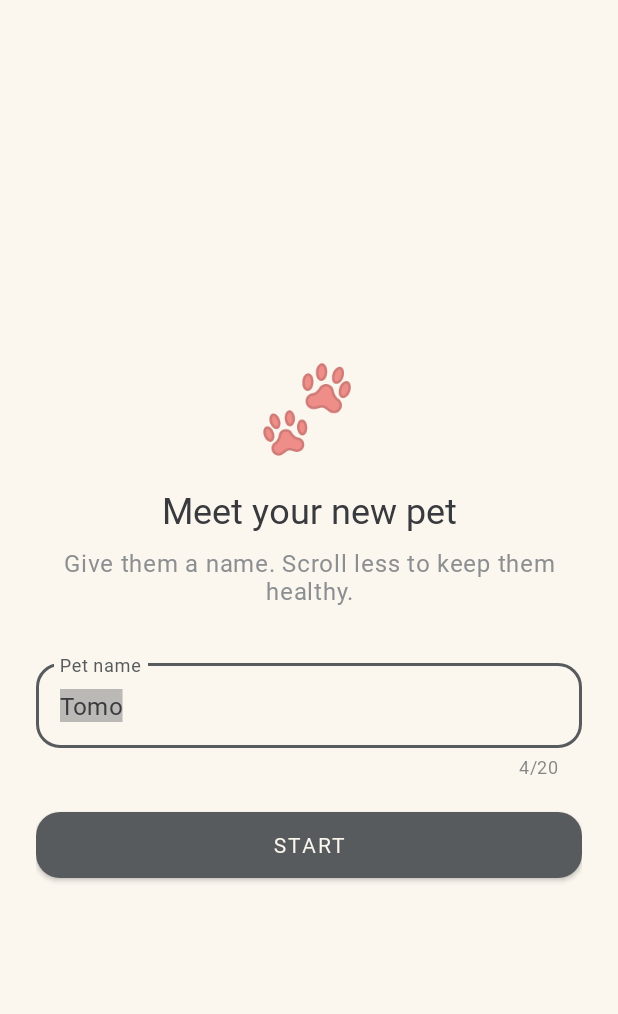
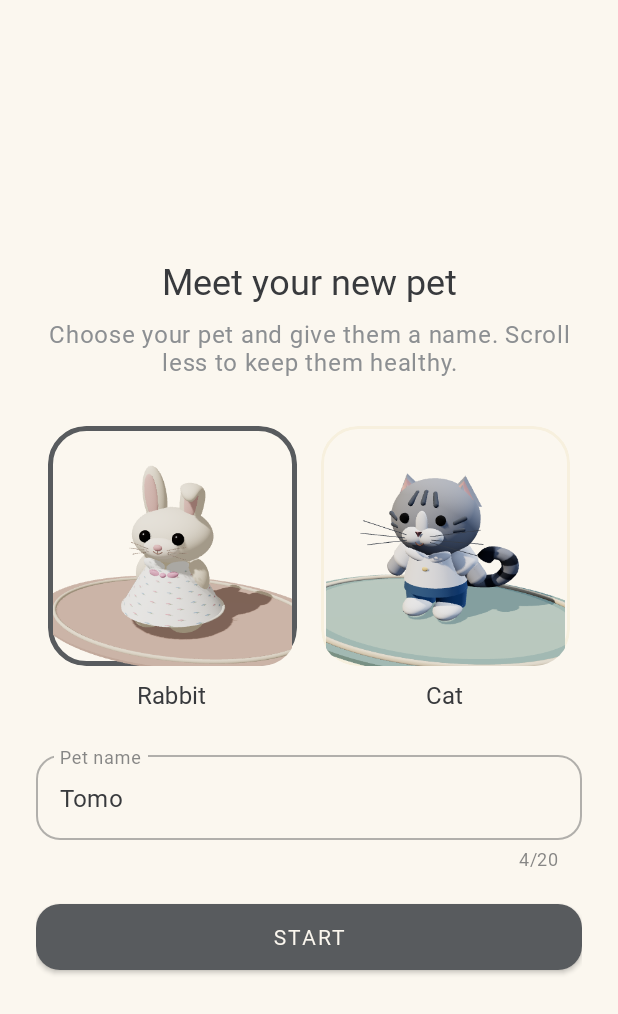
Before and after one commit to Hal0g3n/tomodoom, an Android app: the screen it shows after launch (OnboardingActivity), on a phone screen of 412 x 824 dp. Shown: the top 1014 px of the screen. Run offline under Robolectric (Android 15) with nearby library versions, the phone set to English and light mode, and no system bars; pictures from the network do not load.

Commit message:
feat(onboarding): choose the pet from portrait cards
- Onboarding shows every PetSpecies as a portrait card in a two-column
  grid above the name field; the selection is UI state in
  OnboardingViewModel (survives rotation) and is saved with the name by
  completeOnboarding(name, species).
- tools/maniengine/thumbnails.html also renders each PETS pet whole;
  make_thumbnails.py writes them as thumb_pet_<id>.png (existing item
  thumbnails regenerate byte-identical).
- New PetPortraits (species → portrait/name) with PetPortraitsTest,
  PetChoiceAdapter, item_pet_choice.xml, bg_pet_choice.xml. The paw
  emoji header is removed.
- CLAUDE.md: package map, resources, §5.1 thumbnails, §8 step 0, §9.

Co-Authored-By: Claude Opus 5.5 <noreply@anthropic.com>

```diff
--- a/app/src/main/java/com/example/tomodoom/ui/onboarding/OnboardingActivity.java
+++ b/app/src/main/java/com/example/tomodoom/ui/onboarding/OnboardingActivity.java
@@ -18,7 +18,7 @@ import com.example.tomodoom.model.PetNames;
 import com.example.tomodoom.viewmodel.OnboardingViewModel;
 
 /**
- * Launcher activity. On the first launch it asks the user to name their pet, then opens
+ * Launcher activity. On the first launch it asks the user to choose and name their pet, then opens
  * {@link MainActivity}. Once onboarding is complete it forwards straight to
  * {@link MainActivity} without showing anything.
  */
@@ -39,6 +39,11 @@ public class OnboardingActivity extends AppCompatActivity {
 
         binding = ActivityOnboardingBinding.inflate(getLayoutInflater());
         setContentView(binding.getRoot());
+
+        PetChoiceAdapter choices = new PetChoiceAdapter(viewModel.getSpecies(),
+                viewModel::selectSpecies);
+        binding.petChoices.setAdapter(choices);
+        viewModel.getSelectedSpecies().observe(this, choices::setSelected);
 
         binding.petNameLayout.setCounterMaxLength(PetNames.MAX_LENGTH);
         if (savedInstanceState == null) {
--- /dev/null
+++ b/app/src/main/java/com/example/tomodoom/ui/onboarding/PetChoiceAdapter.java
@@ -0,0 +1,105 @@
+package com.example.tomodoom.ui.onboarding;
+
+import android.view.LayoutInflater;
+import android.view.ViewGroup;
+
+import androidx.annotation.NonNull;
+import androidx.annotation.Nullable;
+import androidx.recyclerview.widget.RecyclerView;
+
+import com.example.tomodoom.databinding.ItemPetChoiceBinding;
+
+import java.util.List;
+import java.util.Objects;
+
+/** The pet portrait cards on the onboarding screen; the chosen species' card is selected. */
+final class PetChoiceAdapter extends RecyclerView.Adapter<PetChoiceAdapter.ChoiceHolder> {
+
+    /** Called with the tapped card's species ID. */
+    interface OnSpeciesClickListener {
+        void onSpeciesClick(@NonNull String species);
+    }
+
+    private static final Object PAYLOAD_SELECTION = new Object();
+
+    @NonNull
+    private final List<String> species;
+    @NonNull
+    private final OnSpeciesClickListener listener;
+    @Nullable
+    private String selected;
+
+    PetChoiceAdapter(@NonNull List<String> species, @NonNull OnSpeciesClickListener listener) {
+        this.species = species;
+        this.listener = listener;
+    }
+
+    /** Moves the selection ring to {@code id} without rebinding the images. */
+    void setSelected(@Nullable String id) {
+        if (Objects.equals(selected, id)) {
+            return;
+        }
+        int previous = species.indexOf(selected);
+        selected = id;
+        if (previous >= 0) {
+            notifyItemChanged(previous, PAYLOAD_SELECTION);
+        }
+        int next = species.indexOf(id);
+        if (next >= 0) {
+            notifyItemChanged(next, PAYLOAD_SELECTION);
+        }
+    }
+
+    @NonNull
+    @Override
+    public ChoiceHolder onCreateViewHolder(@NonNull ViewGroup parent, int viewType) {
+        ItemPetChoiceBinding binding = ItemPetChoiceBinding.inflate(
+                LayoutInflater.from(parent.getContext()), parent, false);
+        binding.portrait.setClipToOutline(true); // keep the image inside the rounded card
+        return new ChoiceHolder(binding);
+    }
+
+    @Override
+    public void onBindViewHolder(@NonNull ChoiceHolder holder, int position) {
+        String id = species.get(position);
+        holder.binding.portrait.setImageResource(PetPortraits.portraitFor(id));
+        int name = PetPortraits.nameFor(id);
+        if (name != 0) {
+            holder.binding.name.setText(name);
+        } else {
+            holder.binding.name.setText(id);
+        }
+        holder.binding.choice.setOnClickListener(v -> listener.onSpeciesClick(id));
+        bindSelection(holder, position);
+    }
+
+    @Override
+    public void onBindViewHolder(@NonNull ChoiceHolder holder, int position,
+                                 @NonNull List<Object> payloads) {
+        if (payloads.isEmpty()) {
+            onBindViewHolder(holder, position);
+        } else {
+            bindSelection(holder, position);
+        }
+    }
+
+    private void bindSelection(@NonNull ChoiceHolder holder, int position) {
+        holder.binding.choice.setSelected(species.get(position).equals(selected));
+    }
+
+    @Override
+    public int getItemCount() {
+        return species.size();
+    }
+
+    static final class ChoiceHolder extends RecyclerView.ViewHolder {
+
+        @NonNull
+        final ItemPetChoiceBinding binding;
+
+        ChoiceHolder(@NonNull ItemPetChoiceBinding binding) {
+            super(binding.getRoot());
+            this.binding = binding;
+        }
+    }
+}
--- /dev/null
+++ b/app/src/main/java/com/example/tomodoom/ui/onboarding/PetPortraits.java
@@ -0,0 +1,43 @@
+package com.example.tomodoom.ui.onboarding;
+
+import androidx.annotation.DrawableRes;
+import androidx.annotation.NonNull;
+import androidx.annotation.StringRes;
+
+import com.example.tomodoom.R;
+
+/**
+ * Maps {@link com.example.tomodoom.model.PetSpecies} IDs to their onboarding portrait and display
+ * name. The portraits are rendered from the pet models by {@code tools/maniengine/make_thumbnails.py}.
+ */
+final class PetPortraits {
+
+    private PetPortraits() {
+    }
+
+    /** @return the portrait for {@code species}, or 0 if it has none. */
+    @DrawableRes
+    static int portraitFor(@NonNull String species) {
+        switch (species) {
+            case "rabbit":
+                return R.drawable.thumb_pet_rabbit;
+            case "cat":
+                return R.drawable.thumb_pet_cat;
+            default:
+                return 0;
+        }
+    }
+
+    /** @return the display name for {@code species}, or 0 if it has none. */
+    @StringRes
+    static int nameFor(@NonNull String species) {
+        switch (species) {
+            case "rabbit":
+                return R.string.pet_species_rabbit;
+            case "cat":
+                return R.string.pet_species_cat;
+            default:
+                return 0;
+        }
+    }
+}
--- a/app/src/main/java/com/example/tomodoom/viewmodel/OnboardingViewModel.java
+++ b/app/src/main/java/com/example/tomodoom/viewmodel/OnboardingViewModel.java
@@ -2,19 +2,47 @@ package com.example.tomodoom.viewmodel;
 
 import androidx.annotation.NonNull;
 import androidx.annotation.Nullable;
+import androidx.lifecycle.LiveData;
+import androidx.lifecycle.MutableLiveData;
 import androidx.lifecycle.ViewModel;
 
 import com.example.tomodoom.model.PetNames;
+import com.example.tomodoom.model.PetSpecies;
 import com.example.tomodoom.repository.PetStateRepository;
 
-/** ViewModel for the first-launch onboarding screen, where the user names their pet. */
+import java.util.List;
+
+/** ViewModel for the first-launch onboarding screen, where the user picks and names their pet. */
 public class OnboardingViewModel extends ViewModel {
 
     @NonNull
     private final PetStateRepository petStateRepository;
+    /** UI state: the species card currently selected (main thread only). */
+    @NonNull
+    private final MutableLiveData<String> selectedSpecies;
 
     public OnboardingViewModel(@NonNull PetStateRepository petStateRepository) {
         this.petStateRepository = petStateRepository;
+        this.selectedSpecies = new MutableLiveData<>(
+                petStateRepository.getCurrentState().getPetSpecies());
+    }
+
+    /** @return every pet the user can choose, in display order. */
+    @NonNull
+    public List<String> getSpecies() {
+        return PetSpecies.ALL;
+    }
+
+    @NonNull
+    public LiveData<String> getSelectedSpecies() {
+        return selectedSpecies;
+    }
+
+    /** Selects {@code species}; unknown IDs are ignored. Main thread only. */
+    public void selectSpecies(@Nullable String species) {
+        if (PetSpecies.isValid(species)) {
+            selectedSpecies.setValue(species);
+        }
     }
 
     public boolean isOnboardingComplete() {
@@ -33,7 +61,7 @@ public class OnboardingViewModel extends ViewModel {
     }
 
     /**
-     * Saves the name and completes onboarding.
+     * Saves the name and the selected species and completes onboarding.
      *
      * @return {@code false} (and saves nothing) if the name is invalid.
      */
@@ -42,7 +70,7 @@ public class OnboardingViewModel extends ViewModel {
         if (normalized == null) {
             return false;
         }
-        petStateRepository.completeOnboarding(normalized);
+        petStateRepository.completeOnboarding(normalized, selectedSpecies.getValue());
         return true;
     }
 }
--- /dev/null
+++ b/app/src/main/res/drawable/bg_pet_choice.xml
@@ -0,0 +1,22 @@
+<?xml version="1.0" encoding="utf-8"?>
+<!-- Pet portrait card on the onboarding screen: the chosen pet gets a heavier, darker ring. -->
+<selector xmlns:android="http://schemas.android.com/apk/res/android">
+    <item android:state_selected="true">
+        <shape android:shape="rectangle">
+            <corners android:radius="24dp" />
+            <solid android:color="@color/accessory_circle_background" />
+            <stroke
+                android:width="3dp"
+                android:color="@color/accessory_circle_stroke_selected" />
+        </shape>
+    </item>
+    <item>
+        <shape android:shape="rectangle">
+            <corners android:radius="24dp" />
+            <solid android:color="@color/accessory_circle_background" />
+            <stroke
+                android:width="2dp"
+                android:color="@color/accessory_circle_stroke" />
+        </shape>
+    </item>
+</selector>
--- a/app/src/main/res/layout/activity_onboarding.xml
+++ b/app/src/main/res/layout/activity_onboarding.xml
@@ -1,5 +1,5 @@
 <?xml version="1.0" encoding="utf-8"?>
-<!-- First-launch onboarding: name the pet. Colours come from the theme (CLAUDE.md §6.3). -->
+<!-- First-launch onboarding: choose a pet and name it. Colours come from the theme (CLAUDE.md §6.3). -->
 <ScrollView xmlns:android="http://schemas.android.com/apk/res/android"
     xmlns:app="http://schemas.android.com/apk/res-auto"
     xmlns:tools="http://schemas.android.com/tools"
@@ -19,14 +19,6 @@
             android:layout_width="match_parent"
             android:layout_height="wrap_content"
             android:gravity="center"
-            android:text="@string/onboarding_emoji"
-            android:textSize="56sp" />
-
-        <TextView
-            android:layout_width="match_parent"
-            android:layout_height="wrap_content"
-            android:layout_marginTop="16dp"
-            android:gravity="center"
             android:text="@string/onboarding_title"
             android:textAppearance="?attr/textAppearanceHeadline5"
             android:textColor="?android:attr/textColorPrimary" />
@@ -40,12 +32,24 @@
             android:textAppearance="?attr/textAppearanceBody1"
             android:textColor="?android:attr/textColorSecondary" />
 
+        <androidx.recyclerview.widget.RecyclerView
+            android:id="@+id/pet_choices"
+            android:layout_width="match_parent"
+            android:layout_height="wrap_content"
+            android:layout_marginTop="24dp"
+            android:nestedScrollingEnabled="false"
+            android:overScrollMode="never"
+            app:layoutManager="androidx.recyclerview.widget.GridLayoutManager"
+            app:spanCount="2"
+            tools:itemCount="2"
+            tools:listitem="@layout/item_pet_choice" />
+
         <com.google.android.material.textfield.TextInputLayout
             android:id="@+id/pet_name_layout"
             style="@style/Widget.MaterialComponents.TextInputLayout.OutlinedBox"
             android:layout_width="match_parent"
             android:layout_height="wrap_content"
-            android:layout_marginTop="32dp"
+            android:layout_marginTop="16dp"
             android:hint="@string/onboarding_name_hint"
             app:boxCornerRadiusBottomEnd="16dp"
             app:boxCornerRadiusBottomStart="16dp"
--- /dev/null
+++ b/app/src/main/res/layout/item_pet_choice.xml
@@ -0,0 +1,34 @@
+<?xml version="1.0" encoding="utf-8"?>
+<!-- One pet on the onboarding screen: its portrait and name. The adapter fills both in. -->
+<LinearLayout xmlns:android="http://schemas.android.com/apk/res/android"
+    xmlns:tools="http://schemas.android.com/tools"
+    android:id="@+id/choice"
+    android:layout_width="match_parent"
+    android:layout_height="wrap_content"
+    android:foreground="?attr/selectableItemBackground"
+    android:clickable="true"
+    android:focusable="true"
+    android:gravity="center_horizontal"
+    android:orientation="vertical"
+    android:padding="8dp">
+
+    <ImageView
+        android:id="@+id/portrait"
+        android:layout_width="match_parent"
+        android:layout_height="160dp"
+        android:background="@drawable/bg_pet_choice"
+        android:contentDescription="@null"
+        android:importantForAccessibility="no"
+        android:padding="3dp"
+        android:scaleType="centerCrop"
+        tools:src="@drawable/thumb_pet_rabbit" />
+
+    <TextView
+        android:id="@+id/name"
+        android:layout_width="wrap_content"
+        android:layout_height="wrap_content"
+        android:layout_marginTop="8dp"
+        android:textAppearance="?attr/textAppearanceSubtitle1"
+        android:textColor="?android:attr/textColorPrimary"
+        tools:text="@string/pet_species_rabbit" />
+</LinearLayout>
--- a/app/src/main/res/values/strings.xml
+++ b/app/src/main/res/values/strings.xml
@@ -34,9 +34,10 @@
     </plurals>
 
     <!-- Onboarding -->
-    <string name="onboarding_emoji" translatable="false">🐾</string>
     <string name="onboarding_title">Meet your new pet</string>
-    <string name="onboarding_subtitle">Give them a name. Scroll less to keep them healthy.</string>
+    <string name="onboarding_subtitle">Choose your pet and give them a name. Scroll less to keep them healthy.</string>
+    <string name="pet_species_rabbit">Rabbit</string>
+    <string name="pet_species_cat">Cat</string>
     <string name="onboarding_name_hint">Pet name</string>
     <string name="onboarding_start">Start</string>
     <string name="onboarding_name_error">Enter a name (maximum length: %1$d)</string>
```
Also changed, not shown: app/src/main/res/drawable-nodpi/thumb_pet_cat.png (added), app/src/main/res/drawable-nodpi/thumb_pet_rabbit.png (added), 4 other files.
